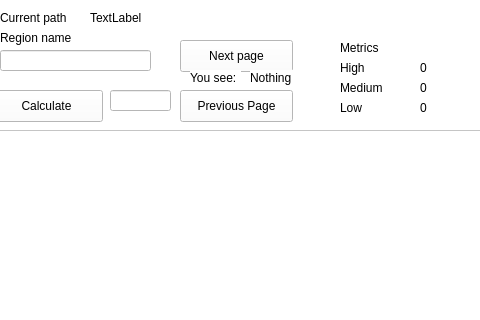
Above: mainwindow.ui from KlimGrishanov/Lab2-BOP before the change; both pictures show x 150 to 630 and y 0 to 320 of the 1200 by 800 pixel window. Below: the same form after it.
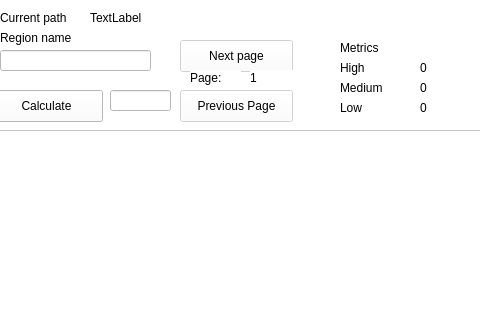
That is the form after the change.

Diff of the .ui file:
```diff
--- a/mainwindow.ui
+++ b/mainwindow.ui
@@ -161,6 +161,9 @@
     </property>
    </widget>
    <widget class="QPushButton" name="next_page_btn">
+    <property name="enabled">
+     <bool>false</bool>
+    </property>
     <property name="geometry">
      <rect>
       <x>330</x>
@@ -174,6 +177,9 @@
     </property>
    </widget>
    <widget class="QPushButton" name="prev_page_btn">
+    <property name="enabled">
+     <bool>false</bool>
+    </property>
     <property name="geometry">
      <rect>
       <x>330</x>
@@ -196,7 +202,7 @@
      </rect>
     </property>
     <property name="text">
-     <string>You see:</string>
+     <string>Page:</string>
     </property>
    </widget>
    <widget class="QLabel" name="lbl_pages">
@@ -209,7 +215,7 @@
      </rect>
     </property>
     <property name="text">
-     <string>Nothing</string>
+     <string>1</string>
     </property>
    </widget>
    <widget class="QLabel" name="label_5">
```
